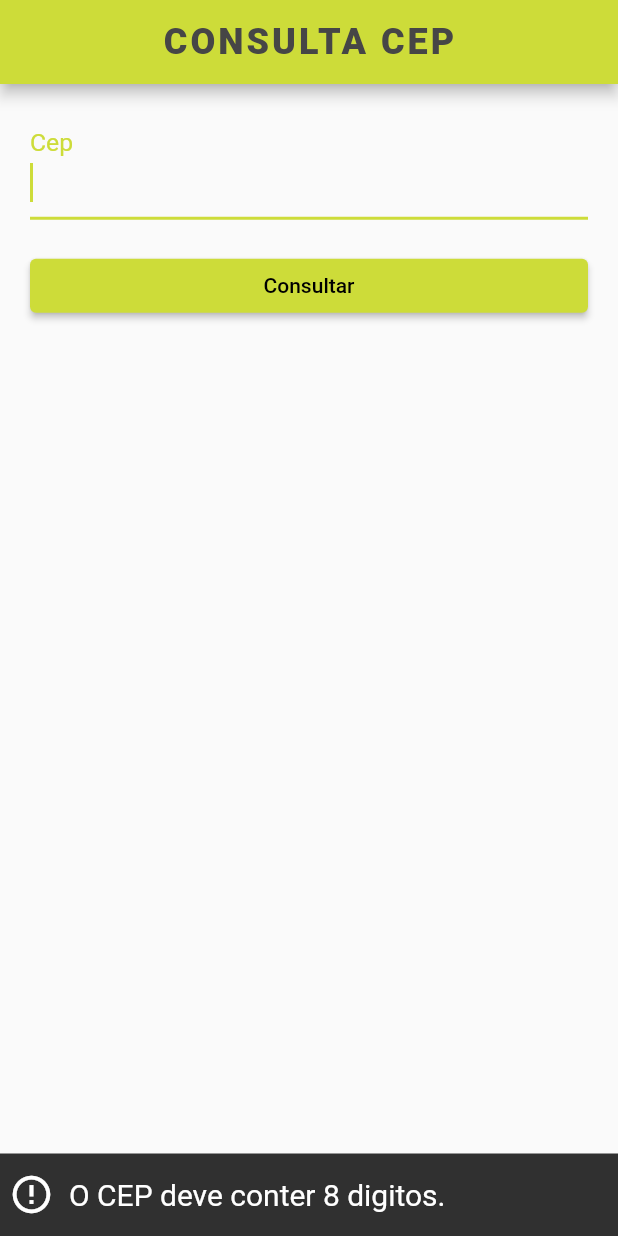
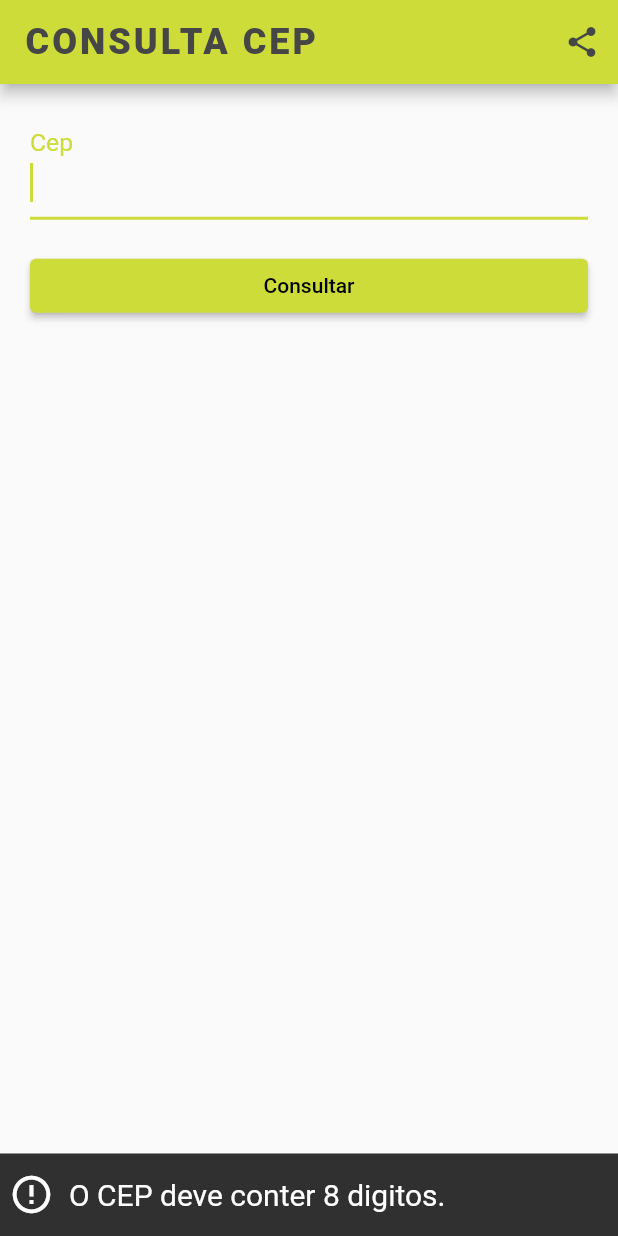
Before and after one commit to otavioborgsm/web_service_flutter, a Flutter app: the screen it shows after launch, after a tap on "Consultar", on a phone screen of 412 x 824 dp. Run offline on Flutter 3.47's test engine with Material 2 defaults, Android fonts, the phone set to English and light mode, and no system bars; drawn by our look-alikes of another_flushbar; our stand-ins replace dio, share_plus.

Commit message:
share plus adicionado

```diff
--- a/lib/views/home_page.dart
+++ b/lib/views/home_page.dart
@@ -1,5 +1,6 @@
 import 'package:another_flushbar/flushbar.dart';
 import 'package:flutter/material.dart';
+import 'package:share_plus/share_plus.dart';
 import 'package:web_service/services/via_cep_service.dart';
 
 class HomePage extends StatefulWidget {
@@ -12,8 +13,12 @@ class HomePage extends StatefulWidget {
 class _HomePageState extends State<HomePage> {
   final _searchCepController = TextEditingController();
   bool _loading = false;
+  bool _isCepValid = false;
   bool _enableField = true;
   String? _result;
+  String _shareResult = '';
+
+
   @override
   void dispose() {
     super.dispose();
@@ -24,8 +29,7 @@ class _HomePageState extends State<HomePage> {
   Widget build(BuildContext context) {
     return Scaffold(
       appBar: AppBar(
-        title: const Center(
-          child: Text(
+        title:const Text(
           'CONSULTA CEP',
           style: TextStyle(
             color: Color.fromARGB(255, 70, 70, 70),
@@ -33,8 +37,18 @@ class _HomePageState extends State<HomePage> {
             fontSize: 24,
             letterSpacing: 2
           ),
+        ),
+        actions: <Widget>[
+          IconButton(
+            icon: const Icon(
+              Icons.share,
+              color: Color.fromARGB(255, 70, 70, 70),
+            ),
+            onPressed: () {
+              _onShare();
+            },
           )
-        ),
+        ],
       ),
       body: SingleChildScrollView(
         padding: const EdgeInsets.all(20.0),
@@ -91,7 +105,6 @@ class _HomePageState extends State<HomePage> {
 
   Future _searchCep() async {
     _searching(true);
-
     final cep = _searchCepController.text;
 
     try{
@@ -100,10 +113,14 @@ class _HomePageState extends State<HomePage> {
 
         setState(() {
           _result = resultCep.toJson();
+          _isCepValid = true;
         });
 
         _searching(false);
       }else{
+        _isCepValid = false;
+        _searching(false);
+
         await Flushbar(
           icon: const Icon(
             Icons.error_outline,
@@ -114,9 +131,11 @@ class _HomePageState extends State<HomePage> {
           messageSize: 20,
           duration: const Duration(seconds: 3),
         ).show(context);
-        _searching(false);
       }
     }catch(e){
+      _isCepValid = false;
+      _searching(false);
+
       await Flushbar(
         icon: const Icon(
           Icons.error,
@@ -127,16 +146,37 @@ class _HomePageState extends State<HomePage> {
         messageSize: 20,
         duration: const Duration(seconds: 3),
       ).show(context);
-        _searching(false);
     }
   }
 
   Widget _buildResultForm() {
       return Container(
         padding: const EdgeInsets.only(top: 20.0),
-        child: Text(_result ?? ''),
+        child: Text(
+          _result ?? '',
+          style: const TextStyle(
+            fontSize: 20
+          ),
+        ),
       );
   }
 
-
+  void _onShare() async {
+    if (_isCepValid) {
+      _shareResult = _result!;
+      await Share.share(_shareResult);
+    } else {
+      await Flushbar(
+        icon: const Icon(
+            Icons.error_outline,
+            color: Colors.white,
+            size: 30
+          ),
+        title: 'Erro ao compartilhar',
+        message: 'Consulte um CEP antes de compartilhar',
+        messageSize: 20,
+        duration: const Duration(seconds: 3),
+      ).show(context);
     }
+  }
+}
```
Lines whose indentation alone changed are shown as unchanged.
